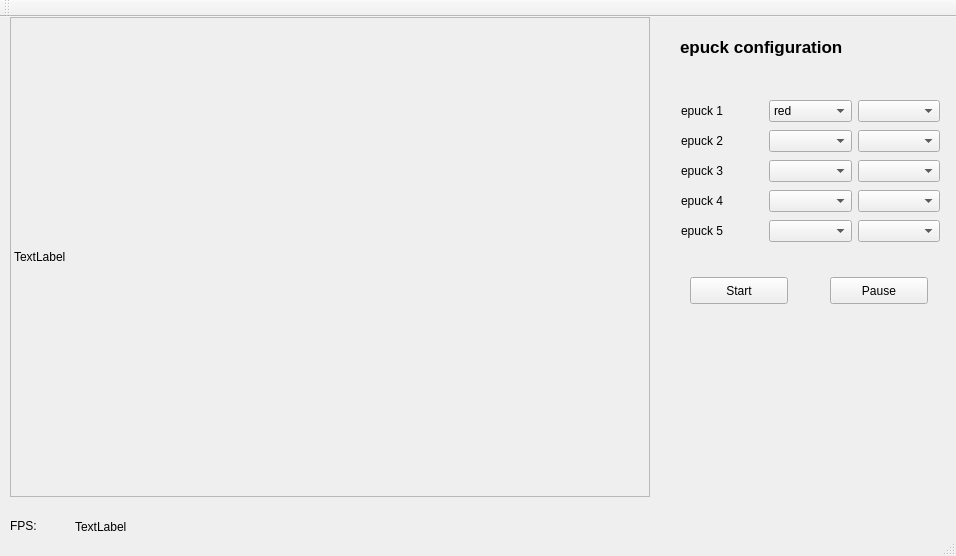
Old version of the form epuck/mainwindow.ui in the repository k29/epuck-main.
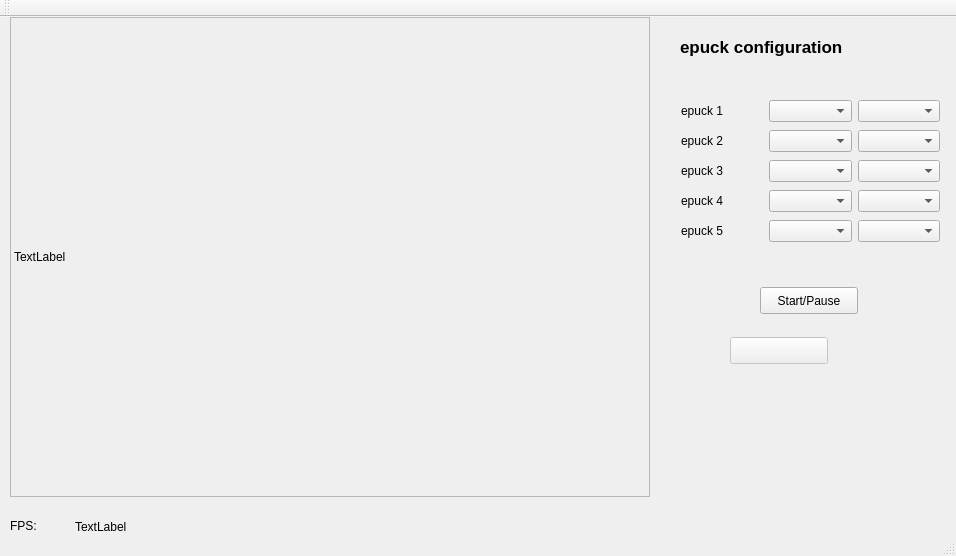
New version of the form.

```diff
--- a/epuck/mainwindow.ui
+++ b/epuck/mainwindow.ui
@@ -96,18 +96,7 @@
         </widget>
        </item>
        <item>
-        <widget class="QComboBox" name="botColor">
-         <item>
-          <property name="text">
-           <string>red</string>
-          </property>
-         </item>
-         <item>
-          <property name="text">
-           <string>blue</string>
-          </property>
-         </item>
-        </widget>
+        <widget class="QComboBox" name="botColor"/>
        </item>
        <item>
         <widget class="QComboBox" name="botSerial"/>
@@ -184,30 +173,33 @@
      </item>
     </layout>
    </widget>
-   <widget class="QPushButton" name="algoStartButton">
-    <property name="geometry">
-     <rect>
-      <x>690</x>
-      <y>260</y>
-      <width>98</width>
-      <height>27</height>
-     </rect>
-    </property>
-    <property name="text">
-     <string>Start</string>
-    </property>
-   </widget>
    <widget class="QPushButton" name="algoStopButton">
     <property name="geometry">
      <rect>
-      <x>830</x>
-      <y>260</y>
+      <x>760</x>
+      <y>270</y>
       <width>98</width>
       <height>27</height>
      </rect>
     </property>
     <property name="text">
-     <string>Pause</string>
+     <string>Start/Pause</string>
+    </property>
+   </widget>
+   <widget class="QPushButton" name="algoStartButton">
+    <property name="enabled">
+     <bool>false</bool>
+    </property>
+    <property name="geometry">
+     <rect>
+      <x>730</x>
+      <y>320</y>
+      <width>98</width>
+      <height>27</height>
+     </rect>
+    </property>
+    <property name="text">
+     <string/>
     </property>
    </widget>
   </widget>
```
